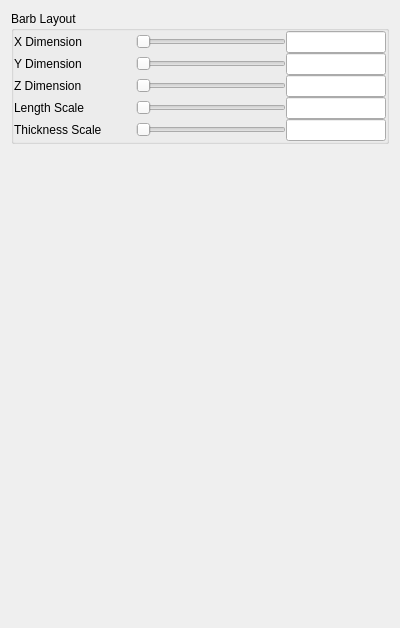
Qt form apps/vaporgui/BarbGeometryGUI.ui (StasJ/vapor-formatted) before a commit.
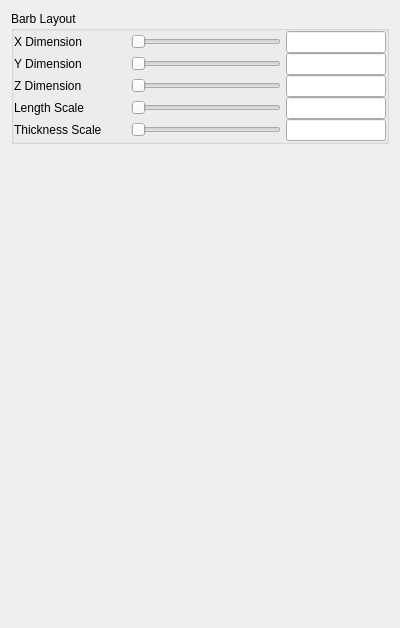
The same form after that commit. Custom widgets are drawn as their Qt base class.

What changed in the file:
```diff
--- a/apps/vaporgui/BarbGeometryGUI.ui
+++ b/apps/vaporgui/BarbGeometryGUI.ui
@@ -41,7 +41,7 @@
       <item>
        <layout class="QHBoxLayout" name="horizontalLayout">
         <property name="spacing">
-         <number>0</number>
+         <number>5</number>
         </property>
         <property name="bottomMargin">
          <number>0</number>
@@ -100,7 +100,7 @@
       <item>
        <layout class="QHBoxLayout" name="horizontalLayout_2">
         <property name="spacing">
-         <number>0</number>
+         <number>5</number>
         </property>
         <property name="bottomMargin">
          <number>0</number>
@@ -159,7 +159,7 @@
       <item>
        <layout class="QHBoxLayout" name="horizontalLayout_3">
         <property name="spacing">
-         <number>0</number>
+         <number>5</number>
         </property>
         <property name="bottomMargin">
          <number>0</number>
@@ -218,7 +218,7 @@
       <item>
        <layout class="QHBoxLayout" name="horizontalLayout_4">
         <property name="spacing">
-         <number>0</number>
+         <number>5</number>
         </property>
         <property name="bottomMargin">
          <number>0</number>
@@ -277,7 +277,7 @@
       <item>
        <layout class="QHBoxLayout" name="horizontalLayout_5">
         <property name="spacing">
-         <number>0</number>
+         <number>5</number>
         </property>
         <property name="bottomMargin">
          <number>0</number>
```
